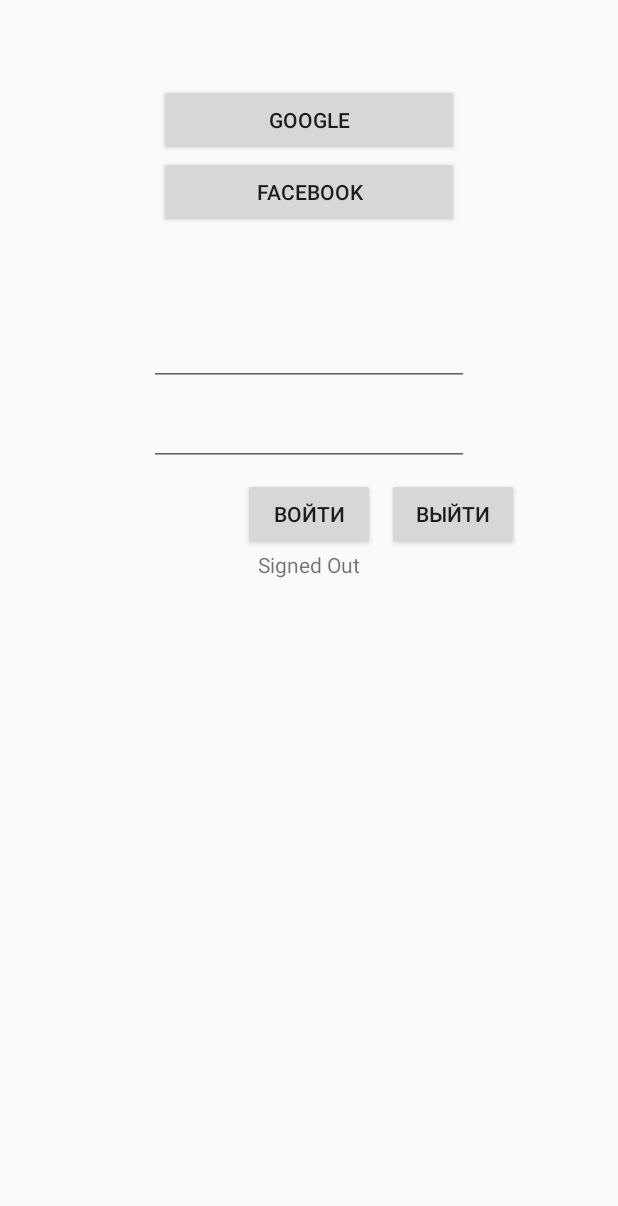
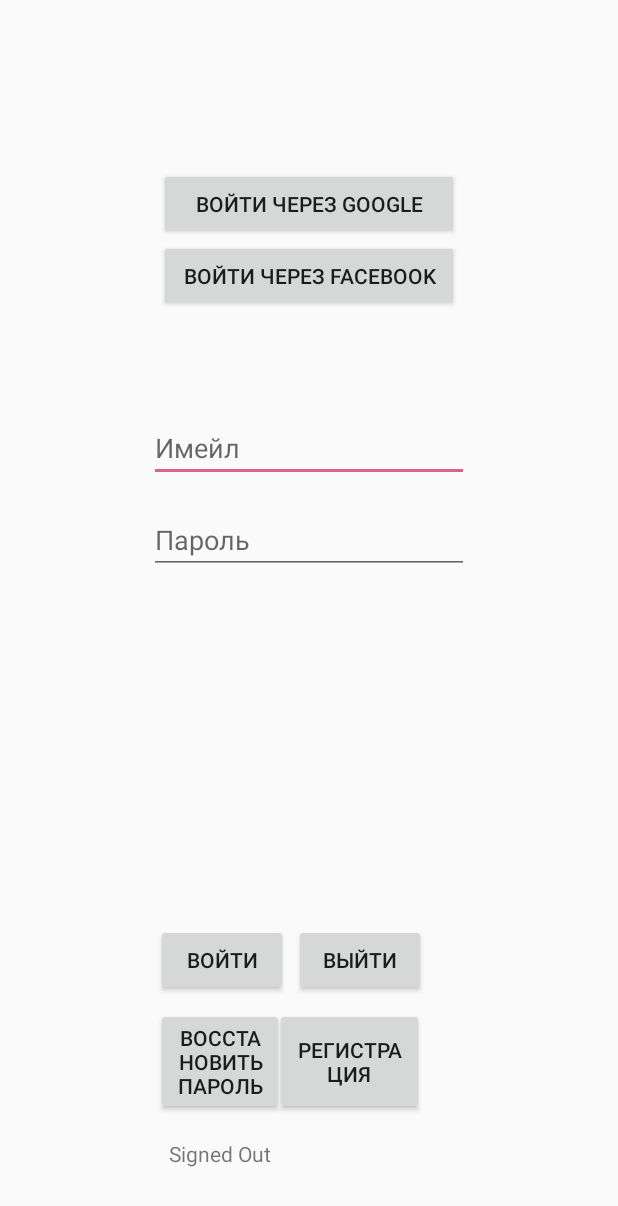
Before and after one commit to wsoteam/7Petals, an Android app: the screen it shows after launch (ActivityRegistration before the commit, ActivityAuthenticate after it), after a tap on "ВОЙТИ", on a phone screen of 412 x 824 dp. Shown: the top 1206 px of the screen. Run offline under Robolectric (Android 15) with nearby library versions, the phone set to English and light mode, and no system bars; our stand-ins replace Firebase (no records; nobody signed in at launch, a user with empty details on screens opened directly); libraries missing offline, so code that uses them is left out: com.orm; 3 statements that could not run were skipped.

Commit message:
add sigIn via Google

```diff
--- /dev/null
+++ b/app/src/main/java/com/wsoteam/diet/Authenticate/ActivityAuthenticate.java
@@ -0,0 +1,259 @@
+package com.wsoteam.diet.Authenticate;
+
+import android.content.Intent;
+import android.support.annotation.NonNull;
+import android.support.design.widget.Snackbar;
+import android.support.v4.app.FragmentActivity;
+import android.support.v7.app.AppCompatActivity;
+import android.os.Bundle;
+import android.util.Log;
+import android.view.View;
+import android.widget.EditText;
+import android.widget.TextView;
+import android.widget.Toast;
+
+import com.google.android.gms.auth.api.signin.GoogleSignIn;
+import com.google.android.gms.auth.api.signin.GoogleSignInAccount;
+import com.google.android.gms.auth.api.signin.GoogleSignInClient;
+import com.google.android.gms.auth.api.signin.GoogleSignInOptions;
+import com.google.android.gms.common.ConnectionResult;
+import com.google.android.gms.common.api.Api;
+import com.google.android.gms.common.api.ApiException;
+import com.google.android.gms.common.api.GoogleApiClient;
+import com.google.android.gms.common.api.PendingResult;
+import com.google.android.gms.common.api.Status;
+import com.google.android.gms.tasks.OnCompleteListener;
+import com.google.android.gms.tasks.Task;
+import com.google.firebase.auth.AuthCredential;
+import com.google.firebase.auth.AuthResult;
+import com.google.firebase.auth.FirebaseAuth;
+import com.google.firebase.auth.FirebaseUser;
+import com.google.firebase.auth.GoogleAuthProvider;
+import com.wsoteam.diet.R;
+
+import java.io.FileDescriptor;
+import java.io.PrintWriter;
+import java.util.concurrent.TimeUnit;
+
+public class ActivityAuthenticate extends AppCompatActivity implements View.OnClickListener {
+
+    private static final String TAG = "EmailPassword";
+    private static final int RC_SIGN_IN = 9001;
+
+    TextView statusTextView;
+    EditText emailEditText;
+    EditText passEditText;
+
+    private GoogleSignInClient mGoogleSignInClient;
+    // [START declare_auth]
+    private FirebaseAuth mAuth;
+    // [END declare_auth]
+
+    @Override
+    protected void onCreate(Bundle savedInstanceState) {
+        super.onCreate(savedInstanceState);
+        setContentView(R.layout.activity_authenticate);
+
+//        View
+        statusTextView = findViewById(R.id.auth_tv_status);
+        emailEditText = findViewById(R.id.auth_et_email);
+        passEditText = findViewById(R.id.auth_et_pass);
+
+//        Button
+        findViewById(R.id.auth_btn_google).setOnClickListener(this);
+        findViewById(R.id.auth_btn_facebook).setOnClickListener(this);
+        findViewById(R.id.auth_btn_sign_in).setOnClickListener(this);
+        findViewById(R.id.auth_btn_sign_out).setOnClickListener(this);
+        findViewById(R.id.auth_btn_reset).setOnClickListener(this);
+        findViewById(R.id.auth_btn_new_user).setOnClickListener(this);
+
+        mAuth = FirebaseAuth.getInstance();
+
+        // Configure Google Sign In
+        GoogleSignInOptions gso = new GoogleSignInOptions.Builder(GoogleSignInOptions.DEFAULT_SIGN_IN)
+                .requestIdToken(getString(R.string.default_web_client_id))
+                .requestEmail()
+                .build();
+
+        mGoogleSignInClient = GoogleSignIn.getClient(this, gso);
+    }
+
+    private void updateUI(FirebaseUser user) {
+
+        if (user != null) {
+            statusTextView.setText(getString(R.string.emailpassword_status_fmt,
+                    user.getEmail()));
+
+        } else {
+            statusTextView.setText(R.string.signed_out);
+
+        }
+    }
+
+    private void signIn(String email, String password) {
+        Log.d(TAG, "signIn:" + email);
+        if (!validateForm()) {
+            return;
+        }
+
+        // [START sign_in_with_email]
+        mAuth.signInWithEmailAndPassword(email, password)
+                .addOnCompleteListener(this, new OnCompleteListener<AuthResult>() {
+                    @Override
+                    public void onComplete(@NonNull Task<AuthResult> task) {
+                        if (task.isSuccessful()) {
+                            // Sign in success, update UI with the signed-in user's information
+                            Log.d(TAG, "signInWithEmail:success");
+                            FirebaseUser user = mAuth.getCurrentUser();
+                            updateUI(user);
+                        } else {
+                            // If sign in fails, display a message to the user.
+                            Log.w(TAG, "signInWithEmail:failure", task.getException());
+                            Toast.makeText(ActivityAuthenticate.this, "Authentication failed.",
+                                    Toast.LENGTH_SHORT).show();
+                            updateUI(null);
+                        }
+
+                        // [START_EXCLUDE]
+                        if (!task.isSuccessful()) {
+                            statusTextView.setText(R.string.auth_failed);
+                        }
+                    }
+                });
+        // [END sign_in_with_email]
+    }
+
+    private void createAccount(String email, String password) {
+        Log.d(TAG, "createAccount:" + email);
+        if (!validateForm()) {
+            return;
+        }
+        // [START create_user_with_email]
+        mAuth.createUserWithEmailAndPassword(email, password)
+                .addOnCompleteListener(this, new OnCompleteListener<AuthResult>() {
+                    @Override
+                    public void onComplete(@NonNull Task<AuthResult> task) {
+                        if (task.isSuccessful()) {
+                            // Sign in success, update UI with the signed-in user's information
+                            Log.d(TAG, "createUserWithEmail:success");
+                            FirebaseUser user = mAuth.getCurrentUser();
+                            updateUI(user);
+                        } else {
+                            // If sign in fails, display a message to the user.
+                            Log.w(TAG, "createUserWithEmail:failure", task.getException());
+                            Toast.makeText(ActivityAuthenticate.this, "Authentication failed.",
+                                    Toast.LENGTH_SHORT).show();
+                            updateUI(null);
+                        }
+                    }
+                });
+    }
+
+    private boolean validateForm() {
+        if (!emailEditText.getText().toString().matches("") ||
+                !passEditText.getText().toString().matches("")){
+            return  true;
+        }else {
+            return false;
+        }
+    }
+    private void signOut() {
+        mAuth.signOut();
+
+        // Google sign out
+        mGoogleSignInClient.signOut().addOnCompleteListener(this,
+                new OnCompleteListener<Void>() {
+                    @Override
+                    public void onComplete(@NonNull Task<Void> task) {
+                        updateUI(null);
+                    }
+                });
+        updateUI(null);
+    }
+
+    @Override
+    protected void onStart() {
+        super.onStart();
+        // Check if user is signed in (non-null) and update UI accordingly.
+        FirebaseUser currentUser = mAuth.getCurrentUser();
+        updateUI(currentUser);
+    }
+
+
+
+
+
+    // [START signin]
+    private void signInG() {
+        Intent signInIntent = mGoogleSignInClient.getSignInIntent();
+        startActivityForResult(signInIntent, RC_SIGN_IN);
+    }
+    // [END signin]
+
+    @Override
+    public void onActivityResult(int requestCode, int resultCode, Intent data) {
+        super.onActivityResult(requestCode, resultCode, data);
+
+        // Result returned from launching the Intent from GoogleSignInApi.getSignInIntent(...);
+        if (requestCode == RC_SIGN_IN) {
+            Task<GoogleSignInAccount> task = GoogleSignIn.getSignedInAccountFromIntent(data);
+            try {
+                // Google Sign In was successful, authenticate with Firebase
+                GoogleSignInAccount account = task.getResult(ApiException.class);
+                firebaseAuthWithGoogle(account);
+            } catch (ApiException e) {
+                // Google Sign In failed, update UI appropriately
+                Log.w(TAG, "Google sign in failed", e);
+                // ...
+            }
+        }
+    }
+
+    private void firebaseAuthWithGoogle(GoogleSignInAccount acct) {
+
+        AuthCredential credential = GoogleAuthProvider.getCredential(acct.getIdToken(), null);
+        mAuth.signInWithCredential(credential)
+                .addOnCompleteListener(this, new OnCompleteListener<AuthResult>() {
+                    @Override
+                    public void onComplete(@NonNull Task<AuthResult> task) {
+                        if (task.isSuccessful()) {
+                            // Sign in success, update UI with the signed-in user's information
+                            Log.d(TAG, "signInWithCredential:success");
+                            FirebaseUser user = mAuth.getCurrentUser();
+                            updateUI(user);
+                        } else {
+                            // If sign in fails, display a message to the user.
+                            Log.w(TAG, "signInWithCredential:failure", task.getException());
+
+                            updateUI(null);
+                        }
+
+
+                    }
+                });
+    }
+
+
+    @Override
+    public void onClick(View view) {
+        switch (view.getId()) {
+            case R.id.auth_btn_sign_in:
+                signIn(emailEditText.getText().toString(),
+                        passEditText.getText().toString());
+                break;
+            case R.id.auth_btn_sign_out:
+                signOut();
+                break;
+            case R.id.auth_btn_reset:
+                break;
+            case R.id.auth_btn_new_user:
+                createAccount(emailEditText.getText().toString(),
+                        passEditText.getText().toString());
+                break;
+            case R.id.auth_btn_google:
+                signInG();
+        }
+
+
+    }
+}
--- a/app/src/main/java/com/wsoteam/diet/registration/ActivityRegistration.java
+++ b/app/src/main/java/com/wsoteam/diet/registration/ActivityRegistration.java
@@ -28,5 +28,4 @@ public class ActivityRegistration extends AppCompatActivity {
         }
     }
 
-
 }
--- a/app/src/main/java/com/wsoteam/diet/registration/FragmentRegMain.java
+++ b/app/src/main/java/com/wsoteam/diet/registration/FragmentRegMain.java
@@ -161,6 +161,7 @@ public class FragmentRegMain extends Fragment implements View.OnClickListener, G
     }
 
 
+
     @Override
     public void onConnectionFailed(@NonNull ConnectionResult connectionResult) {
 
--- /dev/null
+++ b/app/src/main/res/layout/activity_authenticate.xml
@@ -0,0 +1,110 @@
+<?xml version="1.0" encoding="utf-8"?>
+<android.support.constraint.ConstraintLayout xmlns:android="http://schemas.android.com/apk/res/android"
+    xmlns:app="http://schemas.android.com/apk/res-auto"
+    xmlns:tools="http://schemas.android.com/tools"
+    android:layout_width="match_parent"
+    android:layout_height="match_parent"
+    tools:context="com.wsoteam.diet.Authenticate.ActivityAuthenticate">
+
+    <Button
+        android:id="@+id/auth_btn_google"
+        android:layout_width="200dp"
+        android:layout_height="wrap_content"
+        android:layout_marginTop="112dp"
+        android:text="@string/auth_btn_google"
+        app:layout_constraintEnd_toEndOf="parent"
+        app:layout_constraintStart_toStartOf="parent"
+        app:layout_constraintTop_toTopOf="parent" />
+
+    <Button
+        android:id="@+id/auth_btn_facebook"
+        android:layout_width="200dp"
+        android:layout_height="wrap_content"
+        android:text="@string/auth_btn_facebook"
+        app:layout_constraintEnd_toEndOf="@+id/auth_btn_google"
+        app:layout_constraintStart_toStartOf="@+id/auth_btn_google"
+        app:layout_constraintTop_toBottomOf="@+id/auth_btn_google" />
+
+    <EditText
+        android:id="@+id/auth_et_email"
+        android:layout_width="wrap_content"
+        android:layout_height="wrap_content"
+        android:layout_marginTop="68dp"
+        android:autofillHints=""
+        android:ems="10"
+        android:hint="@string/auth_et_email"
+        android:inputType="textEmailAddress"
+        app:layout_constraintEnd_toEndOf="parent"
+        app:layout_constraintStart_toStartOf="parent"
+        app:layout_constraintTop_toBottomOf="@+id/auth_btn_facebook" />
+
+    <EditText
+        android:id="@+id/auth_et_pass"
+        android:layout_width="wrap_content"
+        android:layout_height="wrap_content"
+        android:layout_marginStart="8dp"
+        android:layout_marginTop="16dp"
+        android:ems="10"
+        android:hint="@string/auth_et_pass"
+        android:inputType="textPassword"
+        app:layout_constraintEnd_toEndOf="@+id/auth_et_email"
+        app:layout_constraintHorizontal_bias="1.0"
+        app:layout_constraintStart_toStartOf="@+id/auth_et_email"
+        app:layout_constraintTop_toBottomOf="@+id/auth_et_email" />
+
+    <Button
+        android:id="@+id/auth_btn_sign_in"
+        android:layout_width="wrap_content"
+        android:layout_height="wrap_content"
+        android:layout_marginStart="104dp"
+        android:layout_marginLeft="104dp"
+        android:layout_marginBottom="160dp"
+        android:text="@string/auth_btn_sig_in"
+        app:layout_constraintBottom_toBottomOf="parent"
+        app:layout_constraintStart_toStartOf="parent" />
+
+    <Button
+        android:id="@+id/auth_btn_sign_out"
+        android:layout_width="wrap_content"
+        android:layout_height="wrap_content"
+        android:layout_marginStart="4dp"
+        android:layout_marginLeft="4dp"
+        android:text="@string/auth_btn_sign_out"
+        app:layout_constraintBottom_toBottomOf="@+id/auth_btn_sign_in"
+        app:layout_constraintStart_toEndOf="@+id/auth_btn_sign_in"
+        app:layout_constraintTop_toTopOf="@+id/auth_btn_sign_in"
+        app:layout_constraintVertical_bias="0.0" />
+
+    <Button
+        android:id="@+id/auth_btn_reset"
+        android:layout_width="85dp"
+        android:layout_height="wrap_content"
+        android:layout_marginTop="8dp"
+        android:text="@string/auth_btn_reset_pass"
+        app:layout_constraintStart_toStartOf="@+id/auth_btn_sign_in"
+        app:layout_constraintTop_toBottomOf="@+id/auth_btn_sign_in" />
+
+    <TextView
+        android:id="@+id/auth_tv_status"
+        android:layout_width="wrap_content"
+        android:layout_height="wrap_content"
+        android:layout_marginTop="16dp"
+        android:text="@string/auth_tv_status"
+        app:layout_constraintEnd_toEndOf="@+id/auth_btn_reset"
+        app:layout_constraintStart_toStartOf="@+id/auth_btn_reset"
+        app:layout_constraintTop_toBottomOf="@+id/auth_btn_reset" />
+
+    <Button
+        android:id="@+id/auth_btn_new_user"
+        android:layout_width="99dp"
+        android:layout_height="71dp"
+        android:layout_marginEnd="8dp"
+        android:layout_marginRight="8dp"
+        android:text="@string/auth_btn_new_user"
+        app:layout_constraintBottom_toBottomOf="@+id/auth_btn_reset"
+        app:layout_constraintEnd_toEndOf="@+id/auth_btn_sign_out"
+        app:layout_constraintStart_toEndOf="@+id/auth_btn_reset"
+        app:layout_constraintTop_toTopOf="@+id/auth_btn_reset"
+        app:layout_constraintVertical_bias="0.49" />
+
+</android.support.constraint.ConstraintLayout>
--- a/app/src/main/res/values/strings.xml
+++ b/app/src/main/res/values/strings.xml
@@ -10,7 +10,6 @@
     <string name="nav_premium">Premium</string>
     <string name="nav_conversation">Общение</string>
     <string name="for_100_g_of_product"> Ккал на 100 г продукта</string>
-
 
 
     <!--registration_fragment_ferst-->
@@ -53,9 +52,23 @@
     <string name="firebase_status_fmt">Firebase User: %s</string>
     <string name="signed_in">Signed In</string>
     <string name="signed_out">Signed Out</string>
-    <string name="emailpassword_status_fmt">Email User: %1$s (verified: %2$b)</string>
+    <string name="emailpassword_status_fmt">Email User: %1$s </string>
     <string name="auth_failed">Authentication failed</string>
     <string name="empty_field">empty_field</string>
 
 
+    <!--Activity Authenticate-->
+    <string name="auth_btn_google">Войти через Google</string>
+    <string name="auth_btn_facebook">Войти через Facebook</string>
+    <string name="auth_btn_sig_in">Войти</string>
+    <string name="auth_btn_sign_out">Выйти</string>
+    <string name="auth_btn_reset_pass">Восстановить пароль</string>
+    <string name="auth_et_email">Имейл</string>
+    <string name="auth_et_pass">Пароль</string>
+    <string name="auth_tv_status">Status</string>
+    <string name="auth_btn_new_user">Регистрация</string>
+    <!--<string name="default_web_client_id" translatable="false">472707496821-59rr9snaehrkd9hnhag5gb7420qo920a.apps.googleusercontent.com</string>-->
+
+
+
 </resources>
```
Also changed, not shown: app/src/main/AndroidManifest.xml (+4 -9 lines), app/src/main/java/com/wsoteam/diet/registration/FragmentRegLogin.java (+14 -0 lines).
